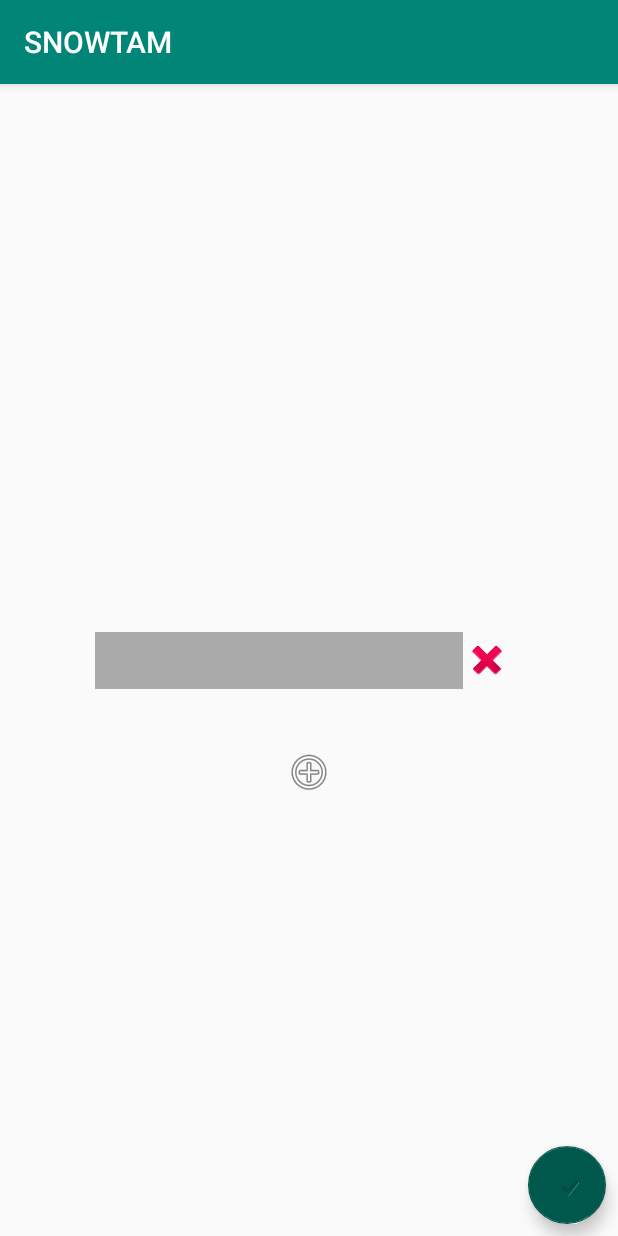
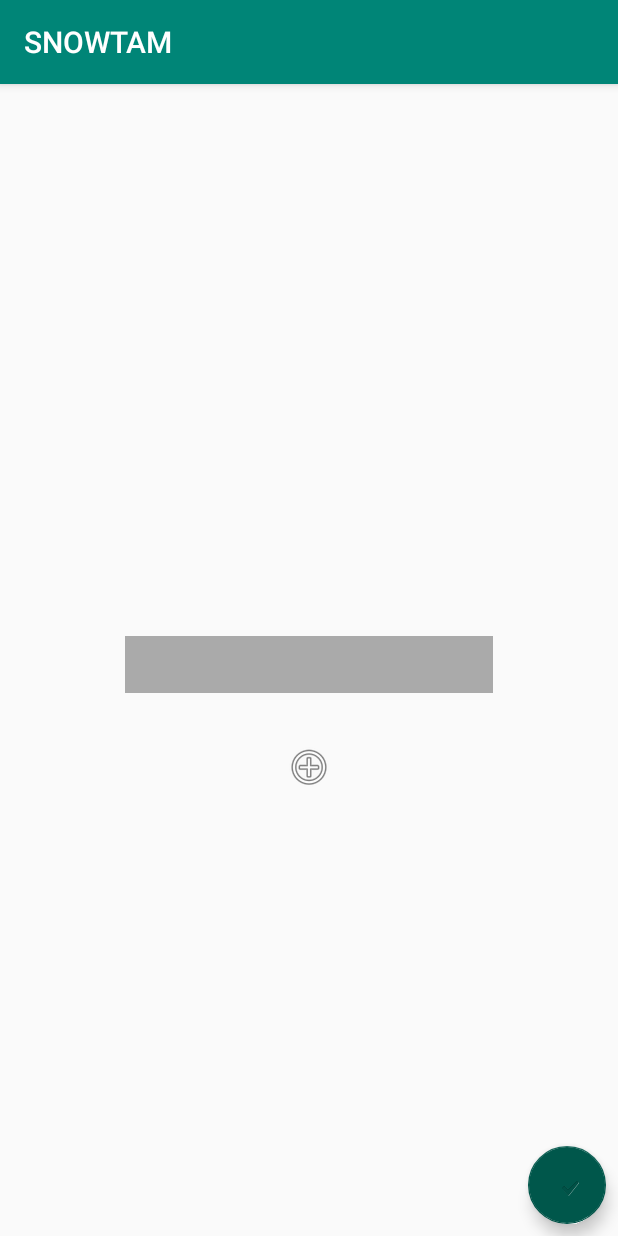
Before and after one commit to MagicaNexus/Snowtam, an Android app: the screen it shows after launch (Accueil), on a phone screen of 412 x 824 dp. Run offline under Robolectric (Android 15) with nearby library versions, the phone set to English and light mode, and no system bars.

Commit message:
fonctionnement accueil

```diff
--- a/app/src/main/AndroidManifest.xml
+++ b/app/src/main/AndroidManifest.xml
@@ -16,7 +16,8 @@
                 <category android:name="android.intent.category.LAUNCHER" />
             </intent-filter>
         </activity>
-        <activity android:name=".MainActivity"></activity>
+        <activity android:name=".MainActivity" />
+        <activity android:name=".Results"></activity>
     </application>
 
 </manifest>
--- a/app/src/main/java/com/example/ensim/snowtam/Accueil.java
+++ b/app/src/main/java/com/example/ensim/snowtam/Accueil.java
@@ -1,7 +1,19 @@
 package com.example.ensim.snowtam;
 
+import android.content.Context;
+import android.content.Intent;
+import android.opengl.Visibility;
+import android.support.design.widget.FloatingActionButton;
 import android.support.v7.app.AppCompatActivity;
 import android.os.Bundle;
+import android.util.Log;
+import android.view.View;
+import android.widget.Button;
+import android.widget.EditText;
+import android.widget.ImageButton;
+import android.widget.Toast;
+
+import java.util.ArrayList;
 
 public class Accueil extends AppCompatActivity {
 
@@ -9,5 +21,120 @@ public class Accueil extends AppCompatActivity {
     protected void onCreate(Bundle savedInstanceState) {
         super.onCreate(savedInstanceState);
         setContentView(R.layout.activity_accueil);
+        ImageButton addChamps = (ImageButton) this.findViewById(R.id.addChamps);
+        FloatingActionButton valide = (FloatingActionButton) this.findViewById(R.id.valide);
+        final EditText champs1=(EditText) this.findViewById(R.id.champs1);
+        final EditText champs2=(EditText) this.findViewById(R.id.champs2);
+        final EditText champs3=(EditText) this.findViewById(R.id.champs3);
+        final EditText champs4=(EditText) this.findViewById(R.id.champs4);
+        champs2.setVisibility(View.GONE);
+        champs3.setVisibility(View.GONE);
+        champs4.setVisibility(View.GONE);
+        final ImageButton sup2 = (ImageButton) this.findViewById(R.id.sup2);
+        final ImageButton sup3 = (ImageButton) this.findViewById(R.id.sup3);
+        final ImageButton sup4 = (ImageButton) this.findViewById(R.id.sup4);
+        sup2.setVisibility(View.GONE);
+        sup3.setVisibility(View.GONE);
+        sup4.setVisibility(View.GONE);
+
+        final ArrayList<String> airports = new ArrayList<String>();
+
+
+
+        addChamps.setOnClickListener(new View.OnClickListener() {
+            public void onClick(View v) {
+
+                if (champs2.getVisibility() == View.GONE) {
+                    champs2.setVisibility(View.VISIBLE);
+                    sup2.setVisibility(View.VISIBLE);
+                } else if (champs3.getVisibility() == View.GONE) {
+                    champs3.setVisibility(View.VISIBLE);
+                    sup3.setVisibility(View.VISIBLE);
+                } else if (champs4.getVisibility() == View.GONE) {
+                    champs4.setVisibility(View.VISIBLE);
+                    sup4.setVisibility(View.VISIBLE);
+                }
+
+            }
+        });
+
+        //quand on suprime 2 ou 3, 4 devient 3 pour changer de place..
+
+        sup2.setOnClickListener(new View.OnClickListener() {
+            public void onClick(View v) {
+                champs2.setVisibility(View.GONE);
+                sup2.setVisibility(View.GONE);
+                champs2.setText("");
+            }
+        });
+
+        sup3.setOnClickListener(new View.OnClickListener() {
+            public void onClick(View v) {
+                champs3.setVisibility(View.GONE);
+                sup3.setVisibility(View.GONE);
+                champs3.setText("");
+            }
+        });
+
+        sup4.setOnClickListener(new View.OnClickListener() {
+            public void onClick(View v) {
+                champs4.setVisibility(View.GONE);
+                sup4.setVisibility(View.GONE);
+                champs4.setText("");
+            }
+        });
+
+
+        valide.setOnClickListener(new View.OnClickListener() {
+            public void onClick(View v) {
+                airports.clear();
+
+                if(champs1.getText().toString()!=""){
+                    airports.add(champs1.getText().toString());
+                }
+                if (champs2.getVisibility() == View.VISIBLE) {
+                    airports.add(champs2.getText().toString());
+                }
+                if (champs3.getVisibility() == View.VISIBLE) {
+                    airports.add(champs3.getText().toString());
+                }
+                if (champs4.getVisibility() == View.VISIBLE) {
+                    airports.add(champs4.getText().toString());
+                }
+
+
+                final Context context = getApplicationContext();
+                final int duration = Toast.LENGTH_SHORT;
+
+                boolean OK=true;
+                int i;
+                //on verifie ici que les champs visibles sont remplis
+                for(i=0; i<airports.size(); i++){
+                    if(airports.get(i).length()==0)OK=false;
+                }
+
+                if (OK) {
+                    Intent intent = new Intent(Accueil.this, Results.class);
+                    intent.putExtra("airports", airports);
+                    champs1.setText("");
+                    champs2.setText("");
+                    champs3.setText("");
+                    champs4.setText("");
+
+                    startActivity(intent);
+                }
+                else{
+                    Toast.makeText(context, "Vous devez remplir les champs", duration).show();
+                }
+
+
+            }
+        });
+
+
+
+
     }
+
+
 }
--- a/app/src/main/res/layout/activity_accueil.xml
+++ b/app/src/main/res/layout/activity_accueil.xml
@@ -5,7 +5,6 @@
     android:layout_width="match_parent"
     android:layout_height="match_parent"
     tools:context=".Accueil">
-
 
 
     <android.support.constraint.ConstraintLayout
@@ -22,35 +21,95 @@
         app:layout_constraintTop_toTopOf="parent">
 
         <EditText
-            android:id="@+id/editText"
+            android:id="@+id/champs1"
+            android:layout_width="245dp"
+            android:layout_height="38dp"
+            android:layout_marginTop="8dp"
+            android:layout_marginBottom="2dp"
+            android:background="@android:color/darker_gray"
+            app:layout_constraintBottom_toTopOf="@+id/champs2"
+            app:layout_constraintTop_toTopOf="parent"
+            tools:layout_editor_absoluteX="8dp" />
+
+        <EditText
+            android:id="@+id/champs2"
+            android:layout_width="245dp"
+            android:layout_height="38dp"
+            android:layout_marginTop="8dp"
+            android:layout_marginBottom="4dp"
+            android:background="@android:color/darker_gray"
+            app:layout_constraintBottom_toTopOf="@+id/champs3"
+            app:layout_constraintTop_toBottomOf="@+id/champs1"
+            tools:layout_editor_absoluteX="8dp" />
+
+        <ImageButton
+            android:id="@+id/sup2"
+            android:layout_width="51dp"
+            android:layout_height="46dp"
+            android:layout_marginStart="8dp"
+            android:layout_marginEnd="8dp"
+            android:background="@android:color/transparent"
+            app:layout_constraintBottom_toBottomOf="@+id/champs2"
+            app:layout_constraintEnd_toEndOf="parent"
+            app:layout_constraintHorizontal_bias="0.0"
+            app:layout_constraintStart_toEndOf="@+id/champs2"
+            app:layout_constraintTop_toTopOf="@+id/champs2"
+            app:srcCompat="@android:drawable/ic_delete" />
+
+        <EditText
+            android:id="@+id/champs3"
             android:layout_width="245dp"
             android:layout_height="38dp"
             android:layout_marginTop="8dp"
             android:layout_marginBottom="8dp"
             android:background="@android:color/darker_gray"
-            app:layout_constraintBottom_toBottomOf="parent"
-            app:layout_constraintTop_toTopOf="parent"
-            tools:layout_editor_absoluteX="0dp" />
+            app:layout_constraintBottom_toTopOf="@+id/champs4"
+            app:layout_constraintTop_toBottomOf="@+id/champs2"
+            tools:layout_editor_absoluteX="8dp" />
 
         <ImageButton
-            android:id="@+id/imageButton3"
-            android:layout_width="wrap_content"
-            android:layout_height="wrap_content"
+            android:id="@+id/sup3"
+            android:layout_width="51dp"
+            android:layout_height="46dp"
+            android:layout_marginStart="8dp"
+            android:layout_marginEnd="8dp"
+            android:background="@android:color/transparent"
+            app:layout_constraintBottom_toBottomOf="@+id/champs3"
+            app:layout_constraintEnd_toEndOf="parent"
+            app:layout_constraintHorizontal_bias="0.0"
+            app:layout_constraintStart_toEndOf="@+id/champs3"
+            app:layout_constraintTop_toTopOf="@+id/champs3"
+            app:srcCompat="@android:drawable/ic_delete" />
+
+        <EditText
+            android:id="@+id/champs4"
+            android:layout_width="245dp"
+            android:layout_height="38dp"
             android:layout_marginTop="8dp"
+            android:layout_marginBottom="4dp"
+            android:background="@android:color/darker_gray"
+            app:layout_constraintBottom_toBottomOf="parent"
+            app:layout_constraintTop_toBottomOf="@+id/champs3"
+            tools:layout_editor_absoluteX="8dp" />
+
+        <ImageButton
+            android:id="@+id/sup4"
+            android:layout_width="51dp"
+            android:layout_height="46dp"
+            android:layout_marginStart="8dp"
             android:layout_marginEnd="8dp"
-            android:layout_marginBottom="8dp"
             android:background="@android:color/transparent"
-            app:layout_constraintBottom_toBottomOf="parent"
+            app:layout_constraintBottom_toBottomOf="@+id/champs4"
             app:layout_constraintEnd_toEndOf="parent"
-            app:layout_constraintHorizontal_bias="0.6"
-            app:layout_constraintStart_toEndOf="@+id/editText"
-            app:layout_constraintTop_toTopOf="parent"
-            app:layout_constraintVertical_bias="0.474"
+            app:layout_constraintHorizontal_bias="0.0"
+            app:layout_constraintStart_toEndOf="@+id/champs4"
+            app:layout_constraintTop_toTopOf="@+id/champs4"
             app:srcCompat="@android:drawable/ic_delete" />
+
     </android.support.constraint.ConstraintLayout>
 
     <ImageButton
-        android:id="@+id/imageButton5"
+        android:id="@+id/addChamps"
         android:layout_width="wrap_content"
         android:layout_height="wrap_content"
         android:layout_marginStart="8dp"
@@ -66,7 +125,7 @@
         app:srcCompat="@android:drawable/ic_menu_add" />
 
     <android.support.design.widget.FloatingActionButton
-        android:id="@+id/floatingActionButton"
+        android:id="@+id/valide"
         android:layout_width="56dp"
         android:layout_height="52dp"
         android:layout_marginStart="8dp"
```
Also changed, not shown: app/src/main/java/com/example/ensim/snowtam/Results.java (added, +22 -0 lines), app/src/main/res/layout/activity_results.xml (added, +9 -0 lines).
